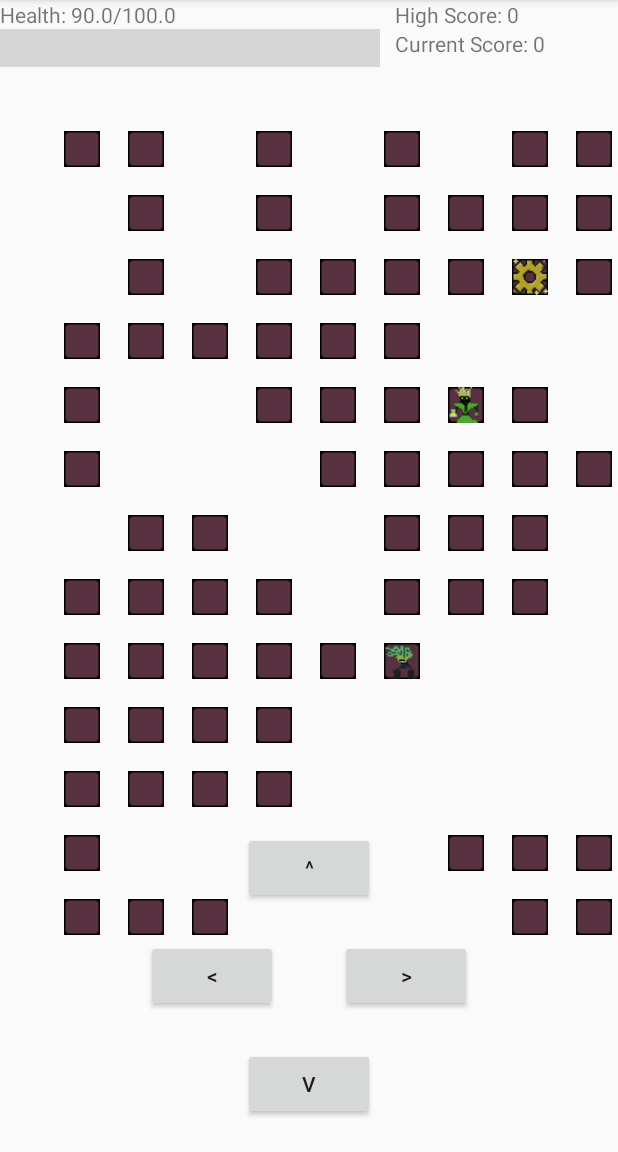
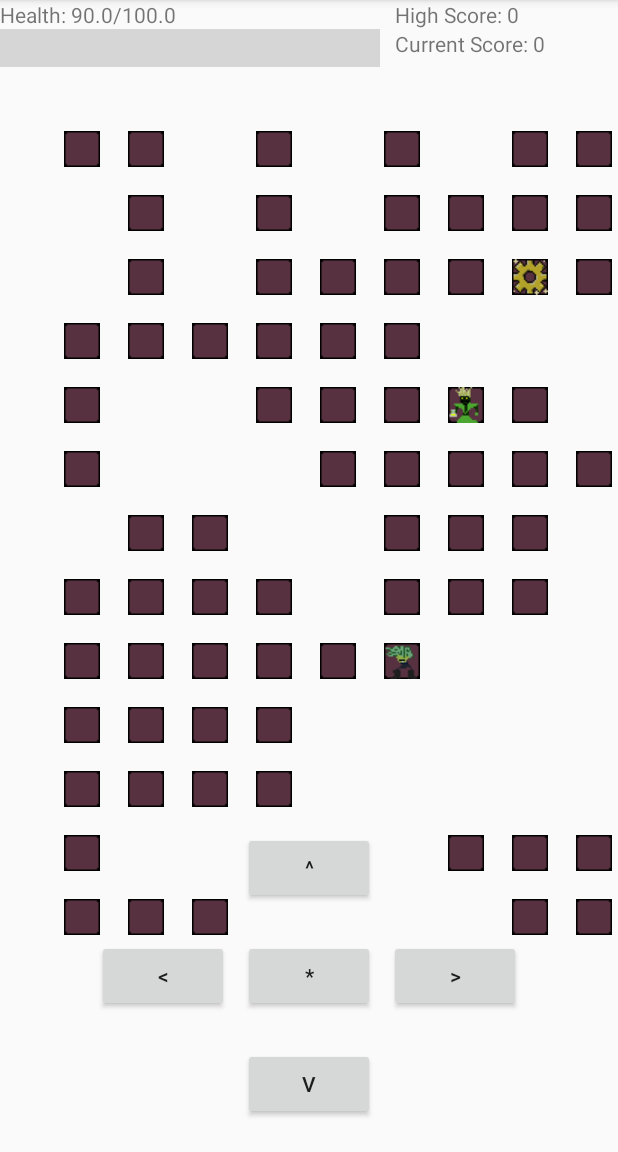
Before and after one commit to anPerez4120/MetalCrawler, an Android app: the GameActivity screen opened directly, with no data from a screen before it, after a tap on an icon or button, on a phone screen of 412 x 824 dp, the part 84-1236 px from its top. Run offline under Robolectric (Android 15) with nearby library versions, the light colour scheme and no system bars; grey boxes are pictures that could not be loaded.

Commit message:
Added the wait button in GameActivity, and inplemented the method.

```diff
--- a/app/src/main/java/csc472/depaul/edu/metalcrawler/GameComponents/Actor.java
+++ b/app/src/main/java/csc472/depaul/edu/metalcrawler/GameComponents/Actor.java
@@ -22,6 +22,7 @@ public class Actor extends Entity implements IMoving, IDamage {
     public void MoveDown(){     AttemptMove( 0, 1);}
     public void MoveLeft(){     AttemptMove(-1, 0);}
     public void MoveRight(){    AttemptMove( 1, 0);}
+    public void dontMove(){ AttemptMove(0, 0);}
 
     public void JumpToPosition(int x, int y){this.x = x; this.y = y;}
 
@@ -38,7 +39,7 @@ public class Actor extends Entity implements IMoving, IDamage {
         }
         else {
             Entity entity = tile.GetEntity();
-            if (entity != null) { // Is there an entity there
+            if (entity != null && !entity.equals(this)) { // Is there an entity there, and is it not itself
                 entity.OnTouched(this); // Perform its onTouch
                 if (tile.GetEntity() == null || !entity.IsSolid()) { // Is it flaccid :)))))) wait why did android studio spell-check me on the word 'flaccid'
                     Move(dx,dy);
--- a/app/src/main/res/layout/activity_game.xml
+++ b/app/src/main/res/layout/activity_game.xml
@@ -6,6 +6,7 @@
     xmlns:app="http://schemas.android.com/apk/res-auto">
 
     <LinearLayout
+        android:id="@+id/gameLayout"
         android:layout_width="match_parent"
         android:layout_height="wrap_content"
         android:orientation="vertical"
@@ -78,7 +79,6 @@
     </LinearLayout>
 
 
-
     <Button
         android:id="@+id/move_down"
         android:layout_width="wrap_content"
@@ -98,7 +98,7 @@
         app:layout_constraintBottom_toBottomOf="parent"
         app:layout_constraintLeft_toLeftOf="parent"
         app:layout_constraintRight_toRightOf="parent"
-        app:layout_constraintTop_toTopOf="parent"
+        app:layout_constraintTop_toTopOf="@id/gameLayout"
         app:layout_constraintVertical_bias="0.77" />
 
     <Button
@@ -107,7 +107,7 @@
         android:layout_height="wrap_content"
         android:text="@string/move_Left"
         app:layout_constraintBottom_toBottomOf="parent"
-        app:layout_constraintHorizontal_bias="0.3"
+        app:layout_constraintHorizontal_bias="0.2"
         app:layout_constraintLeft_toLeftOf="parent"
         app:layout_constraintRight_toRightOf="parent"
         app:layout_constraintTop_toTopOf="parent"
@@ -119,10 +119,20 @@
         android:layout_height="wrap_content"
         android:text=">"
         app:layout_constraintBottom_toBottomOf="parent"
-        app:layout_constraintHorizontal_bias="0.7"
+        app:layout_constraintHorizontal_bias="0.8"
         app:layout_constraintLeft_toLeftOf="parent"
         app:layout_constraintRight_toRightOf="parent"
         app:layout_constraintTop_toTopOf="parent"
         app:layout_constraintVertical_bias="0.87" />
 
+    <Button
+        android:id="@+id/waitButton"
+        android:layout_width="wrap_content"
+        android:layout_height="wrap_content"
+        android:text="*"
+        app:layout_constraintStart_toEndOf="@id/move_left"
+        app:layout_constraintEnd_toStartOf="@id/move_right"
+        app:layout_constraintTop_toBottomOf="@id/move_up"
+        app:layout_constraintBottom_toTopOf="@id/move_down"/>
+
 </android.support.constraint.ConstraintLayout>
```
Also changed, not shown: app/src/main/java/csc472/depaul/edu/metalcrawler/GameActivity.java (+15 -0 lines).
